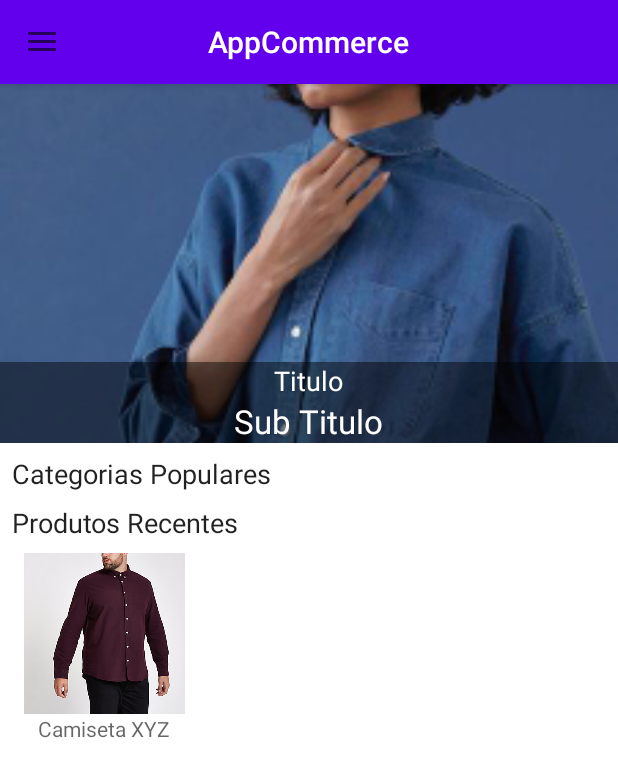
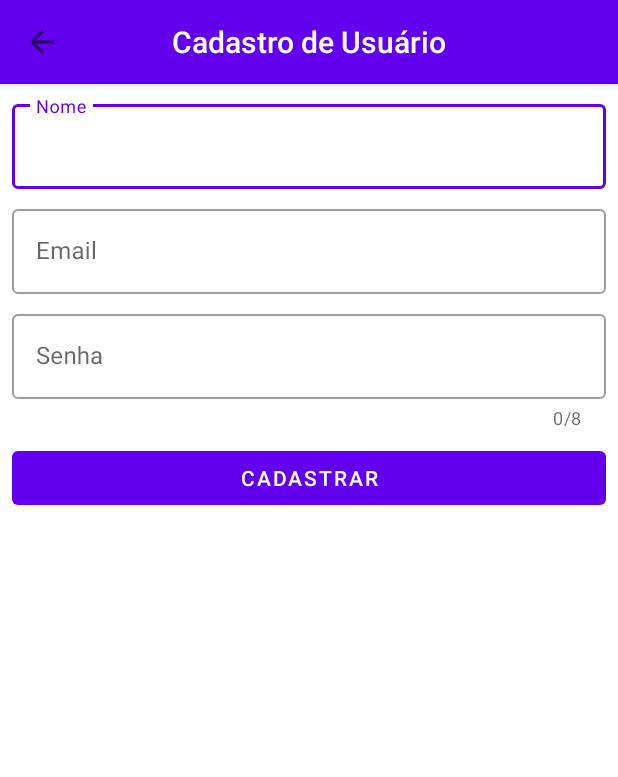
Before and after one commit to flavioms86/cursoArquitetoAndroid, an Android app: the screen it shows after launch (MainActivity before the commit, UserRegisterActivity after it), in the side drawer, after a tap on "Minha Conta", on a phone screen of 412 x 824 dp. Shown: the top 777 px of the screen. Run offline under Robolectric (Android 15) with nearby library versions, the phone set to English and light mode, and no system bars.

Commit message:
Etapa 09 - Implementando tela de cadastro de usuário

```diff
--- a/app/src/main/AndroidManifest.xml
+++ b/app/src/main/AndroidManifest.xml
@@ -9,10 +9,10 @@
         android:roundIcon="@mipmap/ic_launcher"
         android:supportsRtl="true"
         android:theme="@style/Theme.AppCommerce">
+        <activity android:name=".UserRegisterActivity"></activity>
         <activity
             android:name=".ProductDetailActivity"
-            android:label="@string/title_activity_product_detail">
-        </activity>
+            android:label="@string/title_activity_product_detail"></activity>
         <activity android:name=".SplashActivity">
             <intent-filter>
                 <action android:name="android.intent.action.MAIN" />
@@ -20,7 +20,7 @@
                 <category android:name="android.intent.category.LAUNCHER" />
             </intent-filter>
         </activity>
-        <activity android:name=".MainActivity"></activity>
+        <activity android:name=".MainActivity" />
     </application>
 
 </manifest>
--- a/app/src/main/java/com/example/appcommerce/MainActivity.kt
+++ b/app/src/main/java/com/example/appcommerce/MainActivity.kt
@@ -63,7 +63,10 @@ class MainActivity : AppCompatActivity(), NavigationView.OnNavigationItemSelecte
                 val intent = Intent(this, MainActivity::class.java)
                 startActivity(intent)
             }
-            R.id.nav_account -> Toast.makeText(this, "Conta", Toast.LENGTH_LONG).show()
+            R.id.nav_account -> {
+                val intent = Intent (this, UserRegisterActivity::class.java)
+                startActivity(intent)
+            }
             R.id.nav_category -> Toast.makeText(this, "Categoria", Toast.LENGTH_LONG).show()
             R.id.nav_orders -> Toast.makeText(this, "Compras", Toast.LENGTH_LONG).show()
             R.id.nav_cart -> Toast.makeText(this, "Carrinho", Toast.LENGTH_LONG).show()
--- /dev/null
+++ b/app/src/main/java/com/example/appcommerce/UserRegisterActivity.kt
@@ -0,0 +1,32 @@
+package com.example.appcommerce
+
+import androidx.appcompat.app.AppCompatActivity
+import android.os.Bundle
+import android.widget.TextView
+import androidx.appcompat.widget.Toolbar
+
+class UserRegisterActivity : AppCompatActivity() {
+
+    lateinit var toolbar: Toolbar
+    lateinit var textTitle: TextView
+
+    override fun onCreate(savedInstanceState: Bundle?) {
+        super.onCreate(savedInstanceState)
+        setContentView(R.layout.activity_user_register)
+
+        toolbar = findViewById(R.id.toolbar)
+        setSupportActionBar(toolbar)
+
+
+        supportActionBar?.setDisplayHomeAsUpEnabled(true)
+        supportActionBar?.setDisplayShowTitleEnabled(false)
+
+        textTitle = findViewById(R.id.toolbar_title)
+        textTitle.text = getString(R.string.user_register_title)
+    }
+
+    override fun onSupportNavigateUp(): Boolean {
+        onBackPressed()
+        return true
+    }
+}
--- /dev/null
+++ b/app/src/main/res/layout/activity_user_register.xml
@@ -0,0 +1,88 @@
+<?xml version="1.0" encoding="utf-8"?>
+<LinearLayout
+    xmlns:android="http://schemas.android.com/apk/res/android"
+    xmlns:app="http://schemas.android.com/apk/res-auto"
+    xmlns:tools="http://schemas.android.com/tools"
+    android:layout_width="match_parent"
+    android:layout_height="match_parent"
+    android:orientation="vertical"
+    tools:context=".UserRegisterActivity">
+
+    <com.google.android.material.appbar.AppBarLayout
+        android:id="@+id/app_bar_layout"
+        android:layout_width="match_parent"
+        android:layout_height="wrap_content">
+
+        <include layout="@layout/menu_toolbar_layout"
+            android:layout_width="match_parent"
+            android:layout_height="?attr/actionBarSize"/>
+
+    </com.google.android.material.appbar.AppBarLayout>
+
+    <com.google.android.material.textfield.TextInputLayout
+        android:id="@+id/txt_layout_name"
+        style="@style/Widget.MaterialComponents.TextInputLayout.OutlinedBox"
+        android:layout_width="match_parent"
+        android:layout_height="wrap_content"
+        android:layout_marginTop="8dp"
+        android:layout_marginLeft="8dp"
+        android:layout_marginRight="8dp"
+        android:hint="@string/user_register_nome">
+
+        <com.google.android.material.textfield.TextInputEditText
+            android:id="@+id/txt_edit_name"
+            android:layout_width="match_parent"
+            android:layout_height="wrap_content"
+            android:inputType="textCapWords"/>
+
+    </com.google.android.material.textfield.TextInputLayout>
+
+    <com.google.android.material.textfield.TextInputLayout
+        android:id="@+id/txt_layout_email"
+        style="@style/Widget.MaterialComponents.TextInputLayout.OutlinedBox"
+        android:layout_width="match_parent"
+        android:layout_height="wrap_content"
+        android:layout_marginTop="8dp"
+        android:layout_marginLeft="8dp"
+        android:layout_marginRight="8dp"
+        android:hint="@string/user_register_email">
+
+        <com.google.android.material.textfield.TextInputEditText
+            android:id="@+id/txt_edit_email"
+            android:layout_width="match_parent"
+            android:layout_height="wrap_content"
+            android:inputType="textEmailAddress"/>
+
+    </com.google.android.material.textfield.TextInputLayout>
+
+    <com.google.android.material.textfield.TextInputLayout
+        android:id="@+id/txt_layout_password"
+        style="@style/Widget.MaterialComponents.TextInputLayout.OutlinedBox"
+        android:layout_width="match_parent"
+        android:layout_height="wrap_content"
+        android:layout_marginTop="8dp"
+        android:layout_marginLeft="8dp"
+        android:layout_marginRight="8dp"
+        app:counterEnabled="true"
+        app:counterMaxLength="8"
+        android:hint="@string/user_register_senha">
+
+        <com.google.android.material.textfield.TextInputEditText
+            android:id="@+id/txt_edit_password"
+            android:layout_width="match_parent"
+            android:layout_height="wrap_content"
+            android:inputType="textPassword"/>
+
+    </com.google.android.material.textfield.TextInputLayout>
+
+    <Button
+        android:id="@+id/btn_user_register"
+        android:layout_width="match_parent"
+        android:layout_height="wrap_content"
+        android:text="@string/user_register_cadastrar"
+        android:layout_marginTop="8dp"
+        android:layout_marginLeft="8dp"
+        android:layout_marginRight="8dp"
+        style="@style/Widget.MaterialComponents.Button.UnelevatedButton"/>
+
+</LinearLayout>
--- a/app/src/main/res/values/strings.xml
+++ b/app/src/main/res/values/strings.xml
@@ -24,4 +24,11 @@
     <string name="menu_drawer_sair">Sair</string>
     <string name="toggle_open">Open</string>
     <string name="toggle_close">Close</string>
+
+    <!-- User Register   -->
+    <string name="user_register_cadastrar">Cadastrar</string>
+    <string name="user_register_senha">Senha</string>
+    <string name="user_register_email">Email</string>
+    <string name="user_register_nome">Nome</string>
+    <string name="user_register_title">Cadastro de Usuário</string>
 </resources>
```
